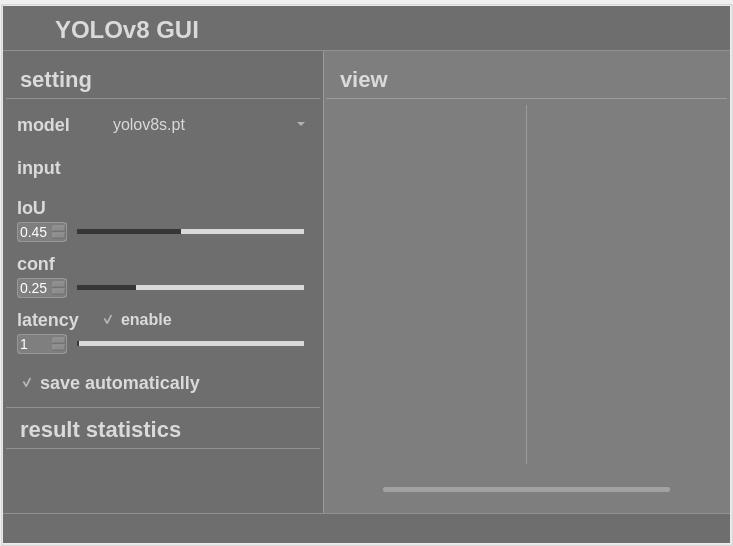
Old version of the form main/innerfaceUi.ui in the repository Coekyun-Dou/fish-couting.
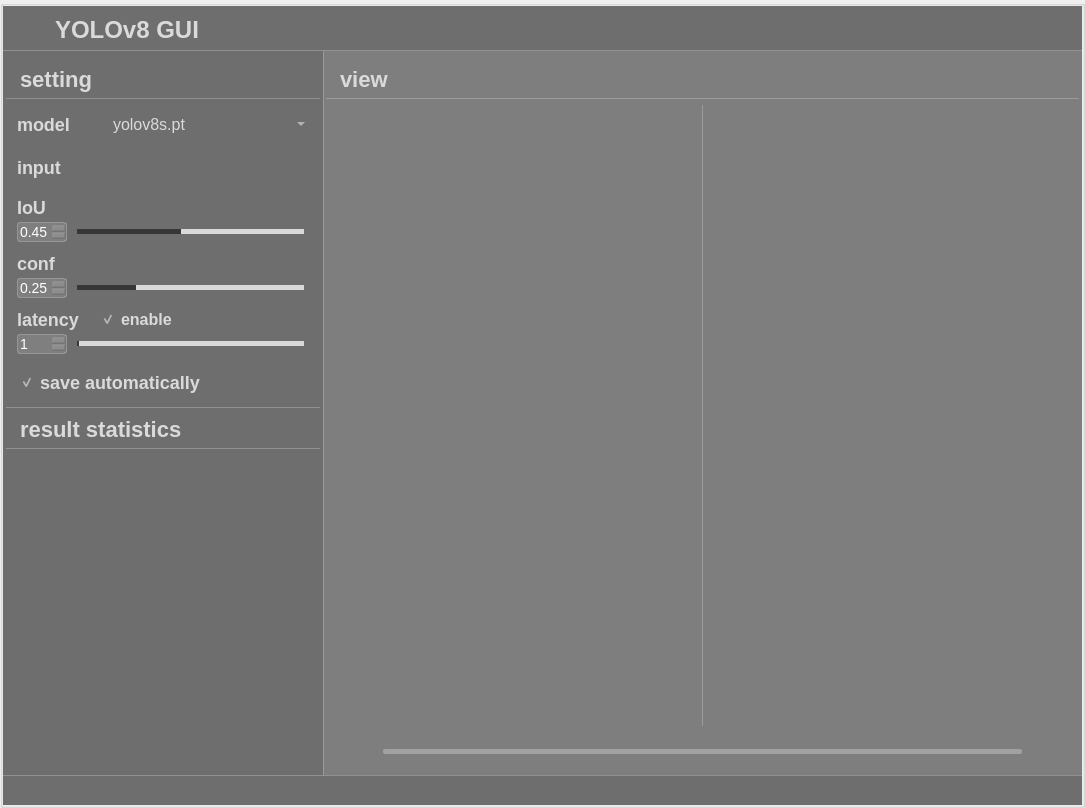
New version of the form. Icons and pictures are not drawn. Custom widgets are drawn as their Qt base class.

Diff of the .ui file:
```diff
--- a/main/innerfaceUi.ui
+++ b/main/innerfaceUi.ui
@@ -6,8 +6,8 @@
    <rect>
     <x>0</x>
     <y>0</y>
-    <width>727</width>
-    <height>546</height>
+    <width>1085</width>
+    <height>808</height>
    </rect>
   </property>
   <property name="mouseTracking">
```
Left out of the diff: 12 changed lines with no effect on the pictures.
